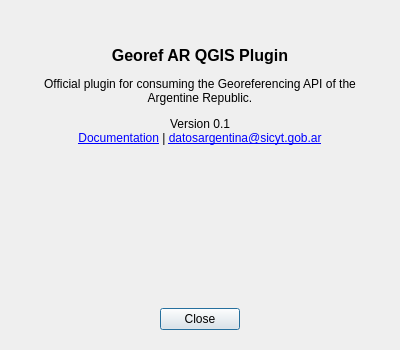
datosgobar/georef-ar-qgis-plugin, file ui/about_dialog.ui: the form before one commit.
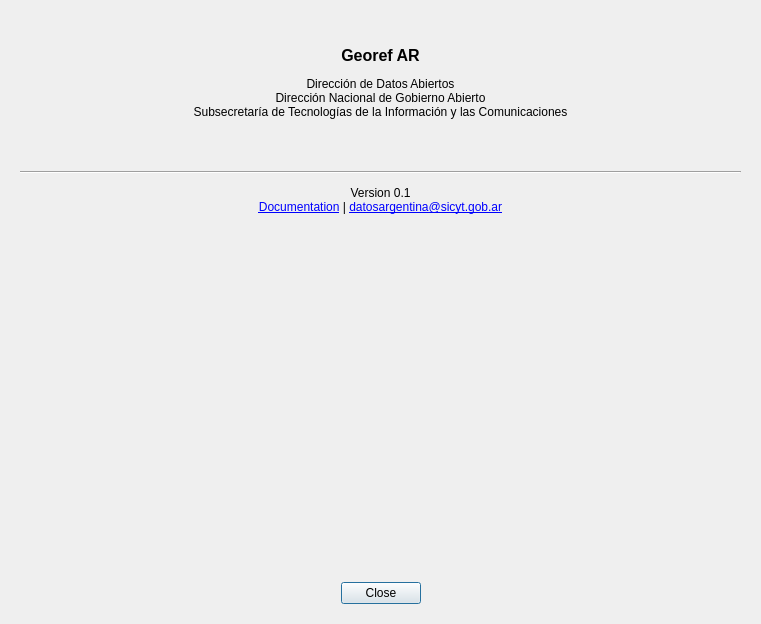
The form after the commit. Icons and pictures are not drawn.

Commit message: Agrega iconos y modifica About

```diff
--- a/ui/about_dialog.ui
+++ b/ui/about_dialog.ui
@@ -6,8 +6,8 @@
    <rect>
     <x>0</x>
     <y>0</y>
-    <width>400</width>
-    <height>350</height>
+    <width>761</width>
+    <height>624</height>
    </rect>
   </property>
   <property name="windowTitle">
@@ -44,11 +44,12 @@
      <property name="font">
       <font>
        <pointsize>12</pointsize>
+       <weight>75</weight>
        <bold>true</bold>
       </font>
      </property>
      <property name="text">
-      <string>Georef AR QGIS Plugin</string>
+      <string>Georef AR</string>
      </property>
      <property name="alignment">
       <set>Qt::AlignCenter</set>
@@ -58,7 +59,10 @@
    <item>
     <widget class="QLabel" name="label_desc">
      <property name="text">
-      <string>Official plugin for consuming the Georeferencing API of the Argentine Republic.</string>
+      <string notr="true">Dirección de Datos Abiertos
+Dirección Nacional de Gobierno Abierto
+Subsecretaría de Tecnologías de la Información y las Comunicaciones
+</string>
      </property>
      <property name="alignment">
       <set>Qt::AlignCenter</set>
@@ -68,6 +72,29 @@
      </property>
     </widget>
    </item>
+   <item alignment="Qt::AlignHCenter">
+    <widget class="QLabel" name="label">
+     <property name="sizePolicy">
+      <sizepolicy hsizetype="Preferred" vsizetype="Preferred">
+       <horstretch>0</horstretch>
+       <verstretch>0</verstretch>
+      </sizepolicy>
+     </property>
+     <property name="text">
+      <string/>
+     </property>
+     <property name="pixmap">
+      <pixmap>../images/sign.png</pixmap>
+     </property>
+    </widget>
+   </item>
+   <item>
+    <widget class="Line" name="line">
+     <property name="orientation">
+      <enum>Qt::Horizontal</enum>
+     </property>
+    </widget>
+   </item>
    <item>
     <widget class="QLabel" name="label_links">
      <property name="text">
```
Left out of the diff: 14 changed lines with no effect on the pictures. The commit also changes 8 other files.
